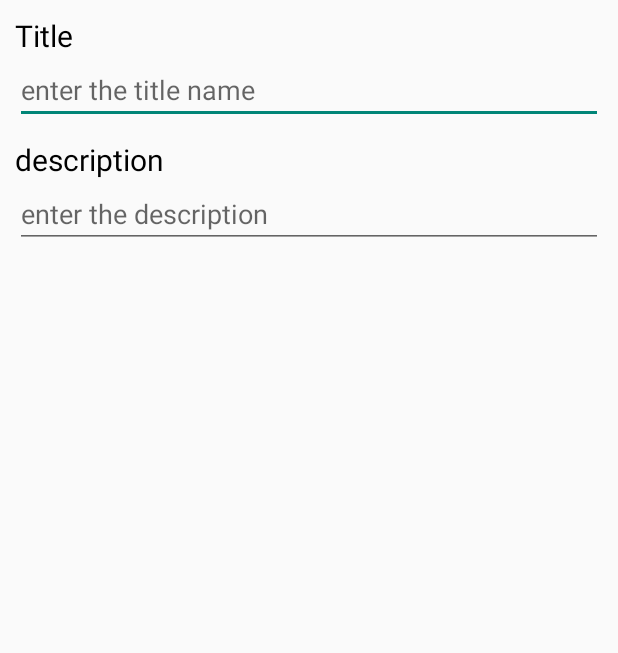
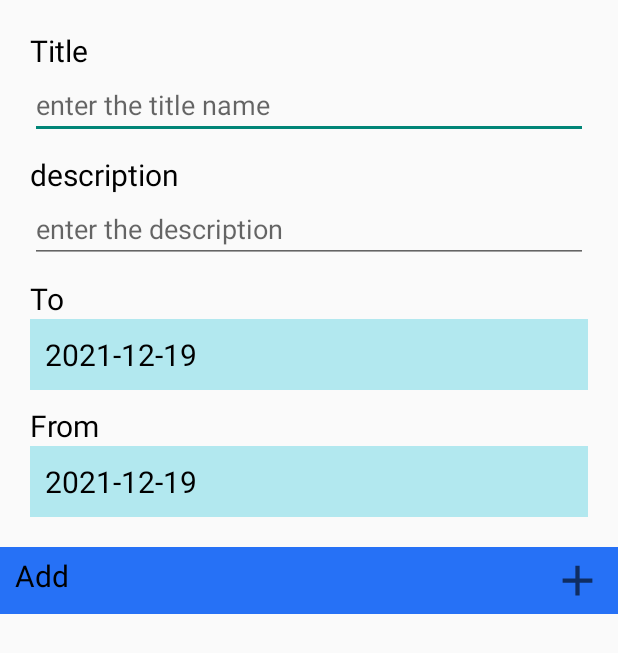
Before and after one commit to Kingbond470/Notify, an Android app: the layout activity_goal.xml on its own in the app's theme, with its tools: preview values and no code run, on a phone screen of 412 x 824 dp. Shown: the top 653 px of the screen. Run offline under Robolectric (Android 15) with nearby library versions, the phone set to English and light mode, and no system bars.

Commit message:
first commit!

```diff
--- /dev/null
+++ b/app/src/main/res/drawable/ic_baseline_add_24.xml
@@ -0,0 +1,10 @@
+<vector xmlns:android="http://schemas.android.com/apk/res/android"
+    android:width="34dp"
+    android:height="34dp"
+    android:viewportWidth="24"
+    android:viewportHeight="24"
+    android:tint="?attr/colorControlNormal">
+  <path
+      android:fillColor="@android:color/white"
+      android:pathData="M19,13h-6v6h-2v-6H5v-2h6V5h2v6h6v2z"/>
+</vector>
--- a/app/src/main/res/layout/activity_goal.xml
+++ b/app/src/main/res/layout/activity_goal.xml
@@ -1,37 +1,102 @@
 <?xml version="1.0" encoding="utf-8"?>
 <layout xmlns:android="http://schemas.android.com/apk/res/android"
-    xmlns:app="http://schemas.android.com/apk/res-auto"
     xmlns:tools="http://schemas.android.com/tools">
+
     <LinearLayout
         android:layout_width="match_parent"
         android:layout_height="match_parent"
-        android:padding="10dp"
         android:orientation="vertical"
         tools:context=".ui.goal.GoalActivity">
 
+        <LinearLayout
+            android:layout_width="match_parent"
+            android:layout_height="wrap_content"
+            android:layout_margin="20dp"
+            android:orientation="vertical">
+
             <TextView
+                android:layout_width="wrap_content"
+                android:layout_height="wrap_content"
                 android:text="Title"
-            android:textSize="20sp"
                 android:textColor="@color/black"
-            android:layout_width="wrap_content"
-            android:layout_height="wrap_content"/>
+                android:textSize="20sp" />
+
             <com.google.android.material.textfield.TextInputEditText
-            android:hint="enter the title name"
                 android:id="@+id/goalTitle"
                 android:layout_width="match_parent"
-            android:layout_height="wrap_content"/>
+                android:layout_height="wrap_content"
+                android:hint="enter the title name" />
+
             <TextView
+                android:layout_width="wrap_content"
+                android:layout_height="wrap_content"
+                android:layout_marginTop="10dp"
                 android:text="description"
                 android:textColor="@color/black"
-            android:textSize="20sp"
-            android:layout_marginTop="10dp"
-            android:layout_width="wrap_content"
-            android:layout_height="wrap_content"/>
+                android:textSize="20sp" />
+
             <com.google.android.material.textfield.TextInputEditText
-            android:hint="enter the description"
                 android:id="@+id/goalDescription"
                 android:layout_width="match_parent"
-            android:layout_height="wrap_content"/>
+                android:layout_height="wrap_content"
+                android:hint="enter the description" />
+
+            <TextView
+                android:layout_width="wrap_content"
+                android:layout_height="wrap_content"
+                android:layout_marginTop="10dp"
+                android:text="To"
+                android:textColor="@color/black"
+                android:textSize="20sp" />
+
+            <TextView
+                android:id="@+id/addToDateGoal"
+                android:layout_width="match_parent"
+                android:layout_height="wrap_content"
+                android:background="#B2E8EF"
+                android:padding="10dp"
+                android:paddingVertical="10dp"
+                android:text="2021-12-19"
+                android:textColor="@color/black"
+                android:textSize="20dp" />
+
+
+            <TextView
+                android:layout_width="wrap_content"
+                android:layout_height="wrap_content"
+                android:layout_marginTop="10dp"
+                android:text="From"
+                android:textColor="@color/black"
+                android:textSize="20sp" />
+
+            <TextView
+                android:id="@+id/addFromDateGoal"
+                android:layout_width="match_parent"
+                android:layout_height="wrap_content"
+                android:background="#B2E8EF"
+                android:padding="10dp"
+                android:paddingVertical="10dp"
+                android:text="2021-12-19"
+                android:textColor="@color/black"
+                android:textSize="20dp" />
+        </LinearLayout>
+
+
+        <TextView
+            android:layout_width="match_parent"
+            android:layout_height="wrap_content"
+            android:background="#2671F6"
+            android:drawableEnd="@drawable/ic_baseline_add_24"
+            android:paddingHorizontal="10dp"
+            android:paddingVertical="5dp"
+            android:text="Add"
+            android:textColor="@color/black"
+            android:textSize="20dp" />
+
+        <androidx.recyclerview.widget.RecyclerView
+            android:id="@+id/idGoalTaskAdd"
+            android:layout_width="match_parent"
+            android:layout_height="wrap_content" />
 
 
     </LinearLayout>
```
Also changed, not shown: app/src/main/AndroidManifest.xml (+6 -3 lines), app/src/main/java/dev/kingbond/notify/ui/goal/ClassDao.kt (added, +18 -0 lines), app/src/main/java/dev/kingbond/notify/ui/goal/GoalActivity.kt (+53 -1 lines), app/src/main/java/dev/kingbond/notify/ui/goal/GoalHomeActivity.kt (added, +22 -0 lines), app/src/main/java/dev/kingbond/notify/ui/goal/model/GoalModel.kt (added, +25 -0 lines), app/src/main/res/drawable/ic_add_white.xml (added, +10 -0 lines), app/src/main/res/layout/activity_goal_home.xml (added, +37 -0 lines), app/src/main/res/layout/item_goal_layout.xml (added, +47 -0 lines). Lines whose indentation alone changed are shown as unchanged.
